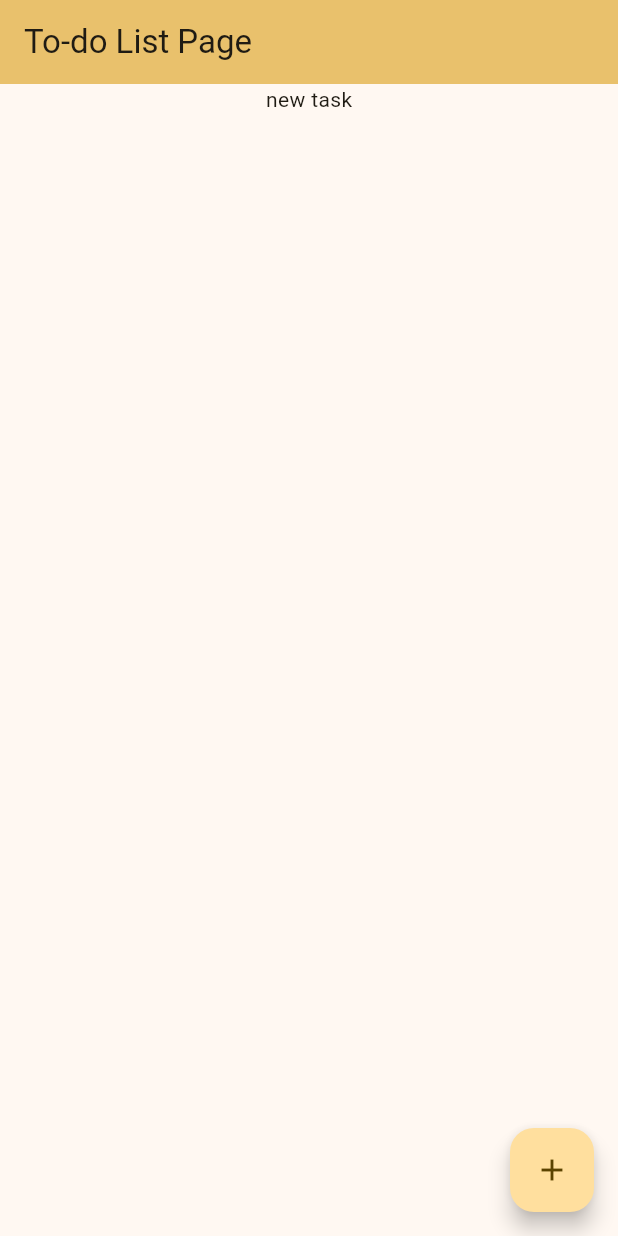
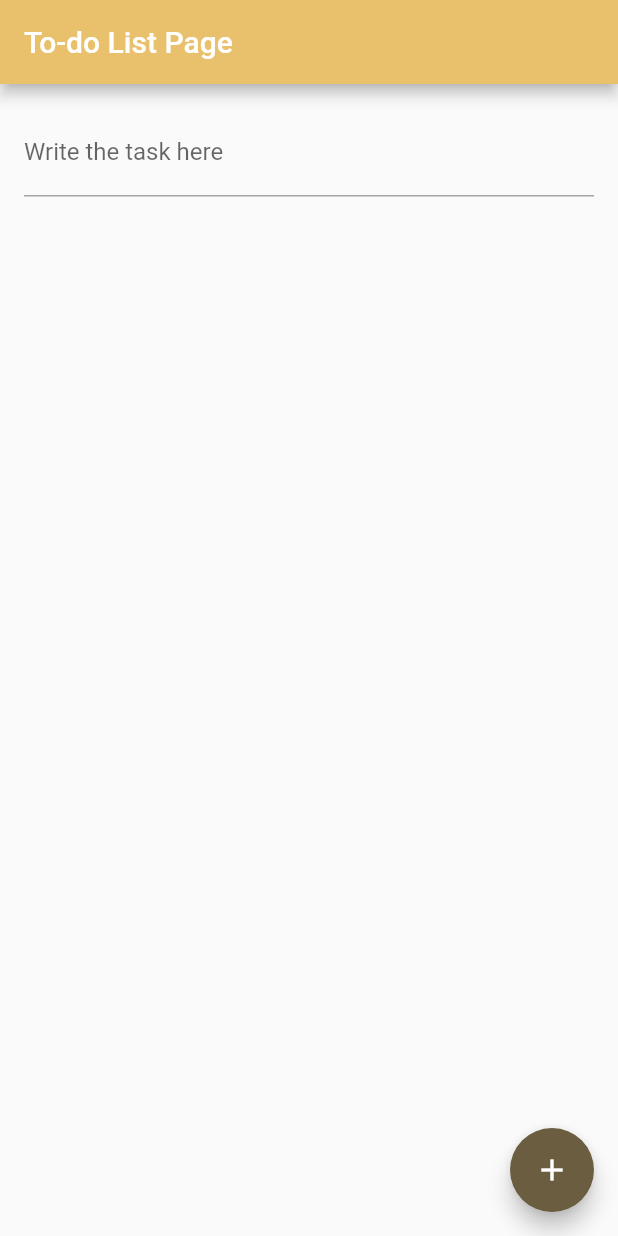
Before and after one commit to shelldonryan/toDo-list-project, a Flutter app: the screen it shows after launch, after a tap on the "add" icon, on a phone screen of 412 x 824 dp. Run offline on Flutter 3.47's test engine with Material 3 defaults, Android fonts, the phone set to English and light mode, and no system bars.

Commit message:
Dynamic List

```diff
--- a/lib/main.dart
+++ b/lib/main.dart
@@ -13,7 +13,7 @@ class MyApp extends StatelessWidget {
       title: 'To-Do List',
       theme: ThemeData(
         colorScheme: ColorScheme.fromSeed(seedColor: Colors.amber),
-        useMaterial3: true,
+        useMaterial3: false,
       ),
       home: HomePageToDo(title: 'To-do List Page'),
     );
@@ -31,11 +31,15 @@ class HomePageToDo extends StatefulWidget {
 
 class _HomePageToDo extends State<HomePageToDo> {
   var listTasks = <String>[];
+  final TextEditingController textController = TextEditingController();
 
   Future<void> _todo_task() async {
-    setState(() {
-      listTasks.add('new task');
-    });
+    if (textController.text.isNotEmpty) {
+      setState(() {
+        listTasks.add(textController.text);
+        textController.clear();
+      });
+    }
   }
 
   @override
@@ -45,10 +49,31 @@ class _HomePageToDo extends State<HomePageToDo> {
         backgroundColor: Theme.of(context).colorScheme.inversePrimary,
         title: Text(widget.title),
       ),
-      body: Center(
+      body: Padding(
+        padding: const EdgeInsets.all(16.0),
         child: Column(
           mainAxisAlignment: MainAxisAlignment.start,
-          children: listTasks.map((task) => Text(task)).toList(),
+          children: [
+            TextField(
+              controller: textController,
+              decoration: const InputDecoration(
+                labelText: 'Write the task here',
+              ),
+            ),
+            const SizedBox(
+              height: 20,
+            ),
+            Expanded(
+              child: ListView.builder(
+                itemCount: listTasks.length,
+                itemBuilder: (context, index) {
+                  return ListTile(
+                    title: Text(listTasks[index]),
+                  );
+                },
+              ),
+            ),
+          ],
         ),
       ),
       floatingActionButton: FloatingActionButton(
```
